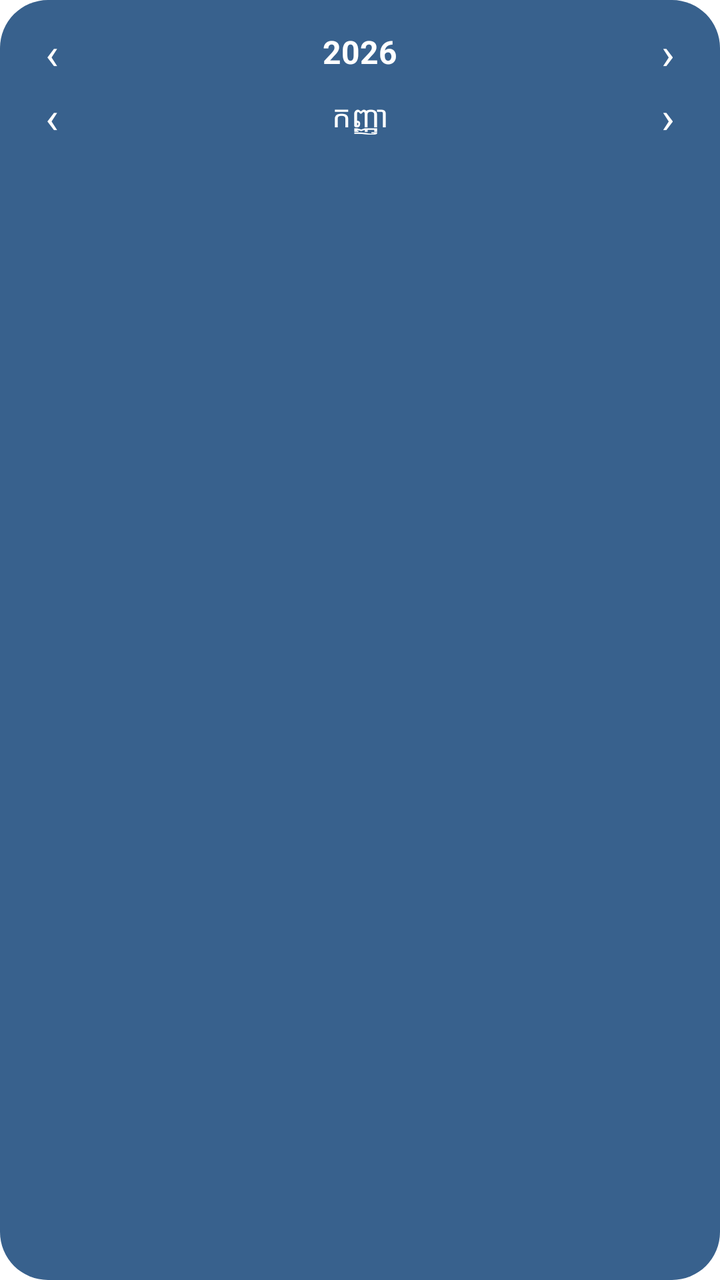
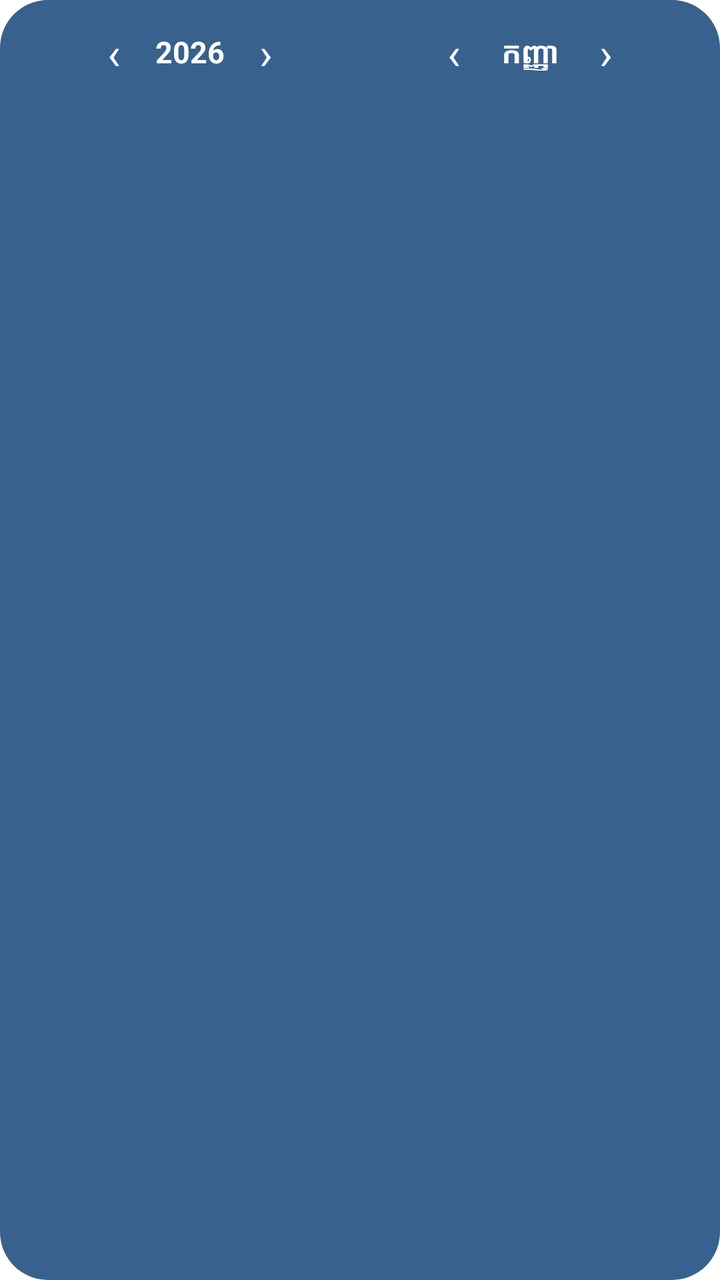

An Android layout rendered at two revisions. The XML below is the earlier revision; the diff shows what the commit changed to produce the second picture.
<!-- AndroidManifest.xml: fallback theme Theme.MaterialComponents.DayNight.NoActionBar -->
<!-- res/layout/khmer_month_widget.xml -->
<?xml version="1.0" encoding="utf-8"?>
<LinearLayout xmlns:android="http://schemas.android.com/apk/res/android"
    android:id="@+id/month_root"
    android:layout_width="match_parent"
    android:layout_height="match_parent"
    android:background="@drawable/widget_background"
    android:orientation="vertical"
    android:padding="10dp">

    <LinearLayout
        android:layout_width="match_parent"
        android:layout_height="wrap_content"
        android:gravity="center_vertical"
        android:orientation="horizontal">
        <TextView android:id="@+id/year_prev" android:layout_width="32dp" android:layout_height="32dp" android:clickable="true" android:focusable="true" android:gravity="center" android:text="‹" android:textColor="#FFFFFFFF" android:textSize="22sp" />
        <TextView android:id="@+id/month_year" android:layout_width="0dp" android:layout_height="wrap_content" android:layout_weight="1" android:gravity="center" android:text="2026" android:textColor="#FFFFFFFF" android:textSize="16sp" android:textStyle="bold" />
        <TextView android:id="@+id/year_next" android:layout_width="32dp" android:layout_height="32dp" android:clickable="true" android:focusable="true" android:gravity="center" android:text="›" android:textColor="#FFFFFFFF" android:textSize="22sp" />
    </LinearLayout>

    <LinearLayout
        android:layout_width="match_parent"
        android:layout_height="wrap_content"
        android:gravity="center_vertical"
        android:orientation="horizontal">
        <TextView android:id="@+id/month_prev" android:layout_width="32dp" android:layout_height="32dp" android:clickable="true" android:focusable="true" android:gravity="center" android:text="‹" android:textColor="#FFFFFFFF" android:textSize="22sp" />
        <TextView android:id="@+id/month_name" android:layout_width="0dp" android:layout_height="wrap_content" android:layout_weight="1" android:gravity="center" android:text="កញ្ញា" android:textColor="#FFFFFFFF" android:textSize="15sp" />
        <TextView android:id="@+id/month_next" android:layout_width="32dp" android:layout_height="32dp" android:clickable="true" android:focusable="true" android:gravity="center" android:text="›" android:textColor="#FFFFFFFF" android:textSize="22sp" />
    </LinearLayout>

    <LinearLayout android:layout_width="match_parent" android:layout_height="18dp" android:orientation="horizontal">
        <TextView
            android:id="@id/head_0"
            android:layout_width="0dp"
            android:layout_height="match_parent"
            android:layout_weight="1"
            android:gravity="center"
            android:textColor="#CCFFFFFF"
            android:textSize="11sp" />
        <TextView
            android:id="@id/head_1"
            android:layout_width="0dp"
            android:layout_height="match_parent"
            android:layout_weight="1"
            android:gravity="center"
            android:textColor="#CCFFFFFF"
            android:textSize="11sp" />
        <TextView
            android:id="@id/head_2"
            android:layout_width="0dp"
            android:layout_height="match_parent"
            android:layout_weight="1"
            android:gravity="center"
            android:textColor="#CCFFFFFF"
            android:textSize="11sp" />
        <TextView
            android:id="@id/head_3"
            android:layout_width="0dp"
            android:layout_height="match_parent"
            android:layout_weight="1"
            android:gravity="center"
            android:textColor="#CCFFFFFF"
            android:textSize="11sp" />
        <TextView
            android:id="@id/head_4"
            android:layout_width="0dp"
            android:layout_height="match_parent"
            android:layout_weight="1"
            android:gravity="center"
            android:textColor="#CCFFFFFF"
            android:textSize="11sp" />
        <TextView
            android:id="@id/head_5"
            android:layout_width="0dp"
            android:layout_height="match_parent"
            android:layout_weight="1"
            android:gravity="center"
            android:textColor="#CCFFFFFF"
            android:textSize="11sp" />
        <TextView
            android:id="@id/head_6"
            android:layout_width="0dp"
            android:layout_height="match_parent"
            android:layout_weight="1"
            android:gravity="center"
            android:textColor="#CCFFFFFF"
            android:textSize="11sp" />
    </LinearLayout>
    <LinearLayout android:layout_width="match_parent" android:layout_height="0dp" android:layout_weight="1" android:orientation="horizontal">
        <TextView
            android:id="@id/cell_0"
            android:layout_width="0dp"
            android:layout_height="match_parent"
            android:layout_weight="1"
            android:gravity="center"
            android:textColor="#FFFFFFFF"
            android:textSize="12sp" />
        <TextView
            android:id="@id/cell_1"
            android:layout_width="0dp"
            android:layout_height="match_parent"
            android:layout_weight="1"
            android:gravity="center"
            android:textColor="#FFFFFFFF"
            android:textSize="12sp" />
        <TextView
            android:id="@id/cell_2"
            android:layout_width="0dp"
            android:layout_height="match_parent"
            android:layout_weight="1"
            android:gravity="center"
            android:textColor="#FFFFFFFF"
            android:textSize="12sp" />
        <TextView
            android:id="@id/cell_3"
            android:layout_width="0dp"
            android:layout_height="match_parent"
            android:layout_weight="1"
            android:gravity="center"
            android:textColor="#FFFFFFFF"
            android:textSize="12sp" />
        <TextView
            android:id="@id/cell_4"
            android:layout_width="0dp"
            android:layout_height="match_parent"
            android:layout_weight="1"
            android:gravity="center"
            android:textColor="#FFFFFFFF"
            android:textSize="12sp" />
        <TextView
            android:id="@id/cell_5"
            android:layout_width="0dp"
            android:layout_height="match_parent"
            android:layout_weight="1"
            android:gravity="center"
            android:textColor="#FFFFFFFF"
            android:textSize="12sp" />
        <TextView
            android:id="@id/cell_6"
            android:layout_width="0dp"
            android:layout_height="match_parent"
            android:layout_weight="1"
            android:gravity="center"
            android:textColor="#FFFFFFFF"
            android:textSize="12sp" />
    </LinearLayout>
    <LinearLayout android:layout_width="match_parent" android:layout_height="0dp" android:layout_weight="1" android:orientation="horizontal">
        <TextView
            android:id="@id/cell_7"
            android:layout_width="0dp"
            android:layout_height="match_parent"
            android:layout_weight="1"
            android:gravity="center"
            android:textColor="#FFFFFFFF"
            android:textSize="12sp" />
        <TextView
            android:id="@id/cell_8"
            android:layout_width="0dp"
            android:layout_height="match_parent"
            android:layout_weight="1"
            android:gravity="center"
            android:textColor="#FFFFFFFF"
            android:textSize="12sp" />
        <TextView
            android:id="@id/cell_9"
            android:layout_width="0dp"
            android:layout_height="match_parent"
            android:layout_weight="1"
            android:gravity="center"
            android:textColor="#FFFFFFFF"
            android:textSize="12sp" />
        <TextView
            android:id="@id/cell_10"
            android:layout_width="0dp"
            android:layout_height="match_parent"
            android:layout_weight="1"
            android:gravity="center"
            android:textColor="#FFFFFFFF"
            android:textSize="12sp" />
        <TextView
            android:id="@id/cell_11"
            android:layout_width="0dp"
            android:layout_height="match_parent"
            android:layout_weight="1"
            android:gravity="center"
            android:textColor="#FFFFFFFF"
            android:textSize="12sp" />
        <TextView
            android:id="@id/cell_12"
            android:layout_width="0dp"
            android:layout_height="match_parent"
            android:layout_weight="1"
            android:gravity="center"
            android:textColor="#FFFFFFFF"
            android:textSize="12sp" />
        <TextView
            android:id="@id/cell_13"
            android:layout_width="0dp"
            android:layout_height="match_parent"
            android:layout_weight="1"
            android:gravity="center"
            android:textColor="#FFFFFFFF"
            android:textSize="12sp" />
    </LinearLayout>
    <LinearLayout android:layout_width="match_parent" android:layout_height="0dp" android:layout_weight="1" android:orientation="horizontal">
        <TextView
            android:id="@id/cell_14"
            android:layout_width="0dp"
            android:layout_height="match_parent"
            android:layout_weight="1"
            android:gravity="center"
            android:textColor="#FFFFFFFF"
            android:textSize="12sp" />
        <TextView
            android:id="@id/cell_15"
            android:layout_width="0dp"
            android:layout_height="match_parent"
            android:layout_weight="1"
            android:gravity="center"
            android:textColor="#FFFFFFFF"
            android:textSize="12sp" />
        <TextView
            android:id="@id/cell_16"
            android:layout_width="0dp"
            android:layout_height="match_parent"
            android:layout_weight="1"
            android:gravity="center"
            android:textColor="#FFFFFFFF"
            android:textSize="12sp" />
        <TextView
            android:id="@id/cell_17"
            android:layout_width="0dp"
            android:layout_height="match_parent"
            android:layout_weight="1"
            android:gravity="center"
            android:textColor="#FFFFFFFF"
            android:textSize="12sp" />
        <TextView
            android:id="@id/cell_18"
            android:layout_width="0dp"
            android:layout_height="match_parent"
            android:layout_weight="1"
            android:gravity="center"
            android:textColor="#FFFFFFFF"
            android:textSize="12sp" />
        <TextView
            android:id="@id/cell_19"
            android:layout_width="0dp"
            android:layout_height="match_parent"
            android:layout_weight="1"
            android:gravity="center"
            android:textColor="#FFFFFFFF"
            android:textSize="12sp" />
        <TextView
            android:id="@id/cell_20"
            android:layout_width="0dp"
            android:layout_height="match_parent"
            android:layout_weight="1"
            android:gravity="center"
            android:textColor="#FFFFFFFF"
            android:textSize="12sp" />
    </LinearLayout>
    <LinearLayout android:layout_width="match_parent" android:layout_height="0dp" android:layout_weight="1" android:orientation="horizontal">
        <TextView
            android:id="@id/cell_21"
            android:layout_width="0dp"
            android:layout_height="match_parent"
            android:layout_weight="1"
            android:gravity="center"
            android:textColor="#FFFFFFFF"
            android:textSize="12sp" />
        <TextView
            android:id="@id/cell_22"
            android:layout_width="0dp"
            android:layout_height="match_parent"
            android:layout_weight="1"
            android:gravity="center"
            android:textColor="#FFFFFFFF"
            android:textSize="12sp" />
        <TextView
            android:id="@id/cell_23"
            android:layout_width="0dp"
            android:layout_height="match_parent"
            android:layout_weight="1"
            android:gravity="center"
            android:textColor="#FFFFFFFF"
            android:textSize="12sp" />
        <TextView
            android:id="@id/cell_24"
            android:layout_width="0dp"
            android:layout_height="match_parent"
            android:layout_weight="1"
            android:gravity="center"
            android:textColor="#FFFFFFFF"
            android:textSize="12sp" />
        <TextView
            android:id="@id/cell_25"
            android:layout_width="0dp"
            android:layout_height="match_parent"
            android:layout_weight="1"
            android:gravity="center"
            android:textColor="#FFFFFFFF"
            android:textSize="12sp" />
        <TextView
            android:id="@id/cell_26"
            android:layout_width="0dp"
            android:layout_height="match_parent"
            android:layout_weight="1"
            android:gravity="center"
            android:textColor="#FFFFFFFF"
            android:textSize="12sp" />
        <TextView
            android:id="@id/cell_27"
            android:layout_width="0dp"
            android:layout_height="match_parent"
            android:layout_weight="1"
            android:gravity="center"
            android:textColor="#FFFFFFFF"
            android:textSize="12sp" />
    </LinearLayout>
    <LinearLayout android:layout_width="match_parent" android:layout_height="0dp" android:layout_weight="1" android:orientation="horizontal">
        <TextView
            android:id="@id/cell_28"
            android:layout_width="0dp"
            android:layout_height="match_parent"
            android:layout_weight="1"
            android:gravity="center"
            android:textColor="#FFFFFFFF"
            android:textSize="12sp" />
        <TextView
            android:id="@id/cell_29"
            android:layout_width="0dp"
            android:layout_height="match_parent"
            android:layout_weight="1"
            android:gravity="center"
            android:textColor="#FFFFFFFF"
            android:textSize="12sp" />
        <TextView
            android:id="@id/cell_30"
            android:layout_width="0dp"
            android:layout_height="match_parent"
            android:layout_weight="1"
            android:gravity="center"
            android:textColor="#FFFFFFFF"
            android:textSize="12sp" />
        <TextView
            android:id="@id/cell_31"
            android:layout_width="0dp"
            android:layout_height="match_parent"
            android:layout_weight="1"
            android:gravity="center"
            android:textColor="#FFFFFFFF"
            android:textSize="12sp" />
        <TextView
            android:id="@id/cell_32"
            android:layout_width="0dp"
            android:layout_height="match_parent"
            android:layout_weight="1"
            android:gravity="center"
            android:textColor="#FFFFFFFF"
            android:textSize="12sp" />
        <TextView
            android:id="@id/cell_33"
            android:layout_width="0dp"
            android:layout_height="match_parent"
            android:layout_weight="1"
            android:gravity="center"
            android:textColor="#FFFFFFFF"
            android:textSize="12sp" />
        <TextView
            android:id="@id/cell_34"
            android:layout_width="0dp"
            android:layout_height="match_parent"
            android:layout_weight="1"
            android:gravity="center"
            android:textColor="#FFFFFFFF"
            android:textSize="12sp" />
    </LinearLayout>
    <LinearLayout android:layout_width="match_parent" android:layout_height="0dp" android:layout_weight="1" android:orientation="horizontal">
        <TextView
            android:id="@id/cell_35"
            android:layout_width="0dp"
            android:layout_height="match_parent"
            android:layout_weight="1"
            android:gravity="center"
            android:textColor="#FFFFFFFF"
            android:textSize="12sp" />
        <TextView
            android:id="@id/cell_36"
            android:layout_width="0dp"
            android:layout_height="match_parent"
            android:layout_weight="1"
            android:gravity="center"
            android:textColor="#FFFFFFFF"
            android:textSize="12sp" />
        <TextView
            android:id="@id/cell_37"
            android:layout_width="0dp"
            android:layout_height="match_parent"
            android:layout_weight="1"
            android:gravity="center"
            android:textColor="#FFFFFFFF"
            android:textSize="12sp" />
        <TextView
            android:id="@id/cell_38"
            android:layout_width="0dp"
            android:layout_height="match_parent"
            android:layout_weight="1"
            android:gravity="center"
            android:textColor="#FFFFFFFF"
            android:textSize="12sp" />
        <TextView
            android:id="@id/cell_39"
            android:layout_width="0dp"
            android:layout_height="match_parent"
            android:layout_weight="1"
            android:gravity="center"
            android:textColor="#FFFFFFFF"
            android:textSize="12sp" />
        <TextView
            android:id="@id/cell_40"
            android:layout_width="0dp"
            android:layout_height="match_parent"
            android:layout_weight="1"
            android:gravity="center"
            android:textColor="#FFFFFFFF"
            android:textSize="12sp" />
        <TextView
            android:id="@id/cell_41"
            android:layout_width="0dp"
            android:layout_height="match_parent"
            android:layout_weight="1"
            android:gravity="center"
            android:textColor="#FFFFFFFF"
            android:textSize="12sp" />
    </LinearLayout>
</LinearLayout>
<!-- resources referenced by this layout -->
<resources>
  <!-- drawable widget_background (drawable) -->
  <?xml version="1.0" encoding="utf-8"?>
  <shape xmlns:android="http://schemas.android.com/apk/res/android" android:shape="rectangle">
      <solid android:color="#FF38618D" />
      <corners android:radius="24dp" />
  </shape>
</resources>

<!-- the commit's change to res/layout/khmer_month_widget.xml (unified diff, before → after) -->
@@ -11,20 +11,30 @@
         android:layout_width="match_parent"
         android:layout_height="wrap_content"
         android:gravity="center_vertical"
-        android:orientation="horizontal">
-        <TextView android:id="@+id/year_prev" android:layout_width="32dp" android:layout_height="32dp" android:clickable="true" android:focusable="true" android:gravity="center" android:text="‹" android:textColor="#FFFFFFFF" android:textSize="22sp" />
-        <TextView android:id="@+id/month_year" android:layout_width="0dp" android:layout_height="wrap_content" android:layout_weight="1" android:gravity="center" android:text="2026" android:textColor="#FFFFFFFF" android:textSize="16sp" android:textStyle="bold" />
-        <TextView android:id="@+id/year_next" android:layout_width="32dp" android:layout_height="32dp" android:clickable="true" android:focusable="true" android:gravity="center" android:text="›" android:textColor="#FFFFFFFF" android:textSize="22sp" />
-    </LinearLayout>
+        android:orientation="horizontal"
+        android:paddingBottom="4dp">
 
-    <LinearLayout
-        android:layout_width="match_parent"
-        android:layout_height="wrap_content"
-        android:gravity="center_vertical"
-        android:orientation="horizontal">
-        <TextView android:id="@+id/month_prev" android:layout_width="32dp" android:layout_height="32dp" android:clickable="true" android:focusable="true" android:gravity="center" android:text="‹" android:textColor="#FFFFFFFF" android:textSize="22sp" />
-        <TextView android:id="@+id/month_name" android:layout_width="0dp" android:layout_height="wrap_content" android:layout_weight="1" android:gravity="center" android:text="កញ្ញា" android:textColor="#FFFFFFFF" android:textSize="15sp" />
-        <TextView android:id="@+id/month_next" android:layout_width="32dp" android:layout_height="32dp" android:clickable="true" android:focusable="true" android:gravity="center" android:text="›" android:textColor="#FFFFFFFF" android:textSize="22sp" />
+        <LinearLayout
+            android:layout_width="0dp"
+            android:layout_height="wrap_content"
+            android:layout_weight="1"
+            android:gravity="center"
+            android:orientation="horizontal">
+            <TextView android:id="@+id/year_prev" android:layout_width="28dp" android:layout_height="32dp" android:clickable="true" android:focusable="true" android:gravity="center" android:text="‹" android:textColor="#FFFFFFFF" android:textSize="22sp" />
+            <TextView android:id="@+id/month_year" android:layout_width="wrap_content" android:layout_height="wrap_content" android:gravity="center" android:minWidth="48dp" android:text="2026" android:textColor="#FFFFFFFF" android:textSize="15sp" android:textStyle="bold" />
+            <TextView android:id="@+id/year_next" android:layout_width="28dp" android:layout_height="32dp" android:clickable="true" android:focusable="true" android:gravity="center" android:text="›" android:textColor="#FFFFFFFF" android:textSize="22sp" />
+        </LinearLayout>
+
+        <LinearLayout
+            android:layout_width="0dp"
+            android:layout_height="wrap_content"
+            android:layout_weight="1"
+            android:gravity="center"
+            android:orientation="horizontal">
+            <TextView android:id="@+id/month_prev" android:layout_width="28dp" android:layout_height="32dp" android:clickable="true" android:focusable="true" android:gravity="center" android:text="‹" android:textColor="#FFFFFFFF" android:textSize="22sp" />
+            <TextView android:id="@+id/month_name" android:layout_width="wrap_content" android:layout_height="wrap_content" android:ellipsize="end" android:gravity="center" android:maxLines="1" android:minWidth="48dp" android:text="កញ្ញា" android:textColor="#FFFFFFFF" android:textSize="15sp" android:textStyle="bold" />
+            <TextView android:id="@+id/month_next" android:layout_width="28dp" android:layout_height="32dp" android:clickable="true" android:focusable="true" android:gravity="center" android:text="›" android:textColor="#FFFFFFFF" android:textSize="22sp" />
+        </LinearLayout>
     </LinearLayout>
 
     <LinearLayout android:layout_width="match_parent" android:layout_height="18dp" android:orientation="horizontal">
@@ -92,6 +102,7 @@
             android:layout_height="match_parent"
             android:layout_weight="1"
             android:gravity="center"
+            android:maxLines="2"
             android:textColor="#FFFFFFFF"
             android:textSize="12sp" />
         <TextView
@@ -100,6 +111,7 @@
             android:layout_height="match_parent"
             android:layout_weight="1"
             android:gravity="center"
+            android:maxLines="2"
             android:textColor="#FFFFFFFF"
             android:textSize="12sp" />
         <TextView
@@ -108,6 +120,7 @@
             android:layout_height="match_parent"
             android:layout_weight="1"
             android:gravity="center"
+            android:maxLines="2"
             android:textColor="#FFFFFFFF"
             android:textSize="12sp" />
         <TextView
@@ -116,6 +129,7 @@
             android:layout_height="match_parent"
             android:layout_weight="1"
             android:gravity="center"
+            android:maxLines="2"
             android:textColor="#FFFFFFFF"
             android:textSize="12sp" />
         <TextView
@@ -124,6 +138,7 @@
             android:layout_height="match_parent"
             android:layout_weight="1"
             android:gravity="center"
+            android:maxLines="2"
             android:textColor="#FFFFFFFF"
             android:textSize="12sp" />
         <TextView
@@ -132,6 +147,7 @@
             android:layout_height="match_parent"
             android:layout_weight="1"
             android:gravity="center"
+            android:maxLines="2"
             android:textColor="#FFFFFFFF"
             android:textSize="12sp" />
         <TextView
@@ -140,6 +156,7 @@
             android:layout_height="match_parent"
             android:layout_weight="1"
             android:gravity="center"
+            android:maxLines="2"
             android:textColor="#FFFFFFFF"
             android:textSize="12sp" />
     </LinearLayout>
@@ -150,6 +167,7 @@
             android:layout_height="match_parent"
             android:layout_weight="1"
             android:gravity="center"
+            android:maxLines="2"
             android:textColor="#FFFFFFFF"
             android:textSize="12sp" />
         <TextView
@@ -158,6 +176,7 @@
             android:layout_height="match_parent"
             android:layout_weight="1"
             android:gravity="center"
+            android:maxLines="2"
             android:textColor="#FFFFFFFF"
             android:textSize="12sp" />
         <TextView
@@ -166,6 +185,7 @@
             android:layout_height="match_parent"
             android:layout_weight="1"
             android:gravity="center"
+            android:maxLines="2"
             android:textColor="#FFFFFFFF"
             android:textSize="12sp" />
         <TextView
@@ -174,6 +194,7 @@
             android:layout_height="match_parent"
             android:layout_weight="1"
             android:gravity="center"
+            android:maxLines="2"
             android:textColor="#FFFFFFFF"
             android:textSize="12sp" />
         <TextView
@@ -182,6 +203,7 @@
             android:layout_height="match_parent"
             android:layout_weight="1"
             android:gravity="center"
+            android:maxLines="2"
             android:textColor="#FFFFFFFF"
             android:textSize="12sp" />
         <TextView
@@ -190,6 +212,7 @@
             android:layout_height="match_parent"
             android:layout_weight="1"
             android:gravity="center"
+            android:maxLines="2"
             android:textColor="#FFFFFFFF"
             android:textSize="12sp" />
         <TextView
@@ -198,6 +221,7 @@
             android:layout_height="match_parent"
             android:layout_weight="1"
             android:gravity="center"
+            android:maxLines="2"
             android:textColor="#FFFFFFFF"
             android:textSize="12sp" />
     </LinearLayout>
@@ -208,6 +232,7 @@
             android:layout_height="match_parent"
             android:layout_weight="1"
             android:gravity="center"
+            android:maxLines="2"
             android:textColor="#FFFFFFFF"
             android:textSize="12sp" />
         <TextView
@@ -216,6 +241,7 @@
             android:layout_height="match_parent"
             android:layout_weight="1"
             android:gravity="center"
+            android:maxLines="2"
             android:textColor="#FFFFFFFF"
             android:textSize="12sp" />
         <TextView
@@ -224,6 +250,7 @@
             android:layout_height="match_parent"
             android:layout_weight="1"
             android:gravity="center"
+            android:maxLines="2"
             android:textColor="#FFFFFFFF"
             android:textSize="12sp" />
         <TextView
@@ -232,6 +259,7 @@
             android:layout_height="match_parent"
             android:layout_weight="1"
             android:gravity="center"
+            android:maxLines="2"
             android:textColor="#FFFFFFFF"
             android:textSize="12sp" />
         <TextView
@@ -240,6 +268,7 @@
             android:layout_height="match_parent"
             android:layout_weight="1"
             android:gravity="center"
+            android:maxLines="2"
             android:textColor="#FFFFFFFF"
             android:textSize="12sp" />
         <TextView
@@ -248,6 +277,7 @@
             android:layout_height="match_parent"
             android:layout_weight="1"
             android:gravity="center"
+            android:maxLines="2"
             android:textColor="#FFFFFFFF"
             android:textSize="12sp" />
         <TextView
@@ -256,6 +286,7 @@
             android:layout_height="match_parent"
             android:layout_weight="1"
             android:gravity="center"
+            android:maxLines="2"
             android:textColor="#FFFFFFFF"
             android:textSize="12sp" />
     </LinearLayout>
@@ -266,6 +297,7 @@
             android:layout_height="match_parent"
             android:layout_weight="1"
             android:gravity="center"
+            android:maxLines="2"
             android:textColor="#FFFFFFFF"
             android:textSize="12sp" />
         <TextView
@@ -274,6 +306,7 @@
             android:layout_height="match_parent"
             android:layout_weight="1"
             android:gravity="center"
+            android:maxLines="2"
             android:textColor="#FFFFFFFF"
             android:textSize="12sp" />
         <TextView
@@ -282,6 +315,7 @@
             android:layout_height="match_parent"
             android:layout_weight="1"
             android:gravity="center"
+            android:maxLines="2"
             android:textColor="#FFFFFFFF"
             android:textSize="12sp" />
         <TextView
@@ -290,6 +324,7 @@
             android:layout_height="match_parent"
             android:layout_weight="1"
             android:gravity="center"
+            android:maxLines="2"
             android:textColor="#FFFFFFFF"
             android:textSize="12sp" />
         <TextView
@@ -298,6 +333,7 @@
             android:layout_height="match_parent"
             android:layout_weight="1"
             android:gravity="center"
+            android:maxLines="2"
             android:textColor="#FFFFFFFF"
             android:textSize="12sp" />
         <TextView
@@ -306,6 +342,7 @@
             android:layout_height="match_parent"
             android:layout_weight="1"
             android:gravity="center"
+            android:maxLines="2"
             android:textColor="#FFFFFFFF"
             android:textSize="12sp" />
         <TextView
@@ -314,6 +351,7 @@
             android:layout_height="match_parent"
             android:layout_weight="1"
             android:gravity="center"
+            android:maxLines="2"
             android:textColor="#FFFFFFFF"
             android:textSize="12sp" />
     </LinearLayout>
@@ -324,6 +362,7 @@
             android:layout_height="match_parent"
             android:layout_weight="1"
             android:gravity="center"
+            android:maxLines="2"
             android:textColor="#FFFFFFFF"
             android:textSize="12sp" />
         <TextView
@@ -332,6 +371,7 @@
             android:layout_height="match_parent"
             android:layout_weight="1"
             android:gravity="center"
+            android:maxLines="2"
             android:textColor="#FFFFFFFF"
             android:textSize="12sp" />
         <TextView
@@ -340,6 +380,7 @@
             android:layout_height="match_parent"
             android:layout_weight="1"
             android:gravity="center"
+            android:maxLines="2"
             android:textColor="#FFFFFFFF"
             android:textSize="12sp" />
         <TextView
@@ -348,6 +389,7 @@
             android:layout_height="match_parent"
             android:layout_weight="1"
             android:gravity="center"
+            android:maxLines="2"
             android:textColor="#FFFFFFFF"
             android:textSize="12sp" />
         <TextView
@@ -356,6 +398,7 @@
             android:layout_height="match_parent"
             android:layout_weight="1"
             android:gravity="center"
+            android:maxLines="2"
             android:textColor="#FFFFFFFF"
             android:textSize="12sp" />
         <TextView
@@ -364,6 +407,7 @@
             android:layout_height="match_parent"
             android:layout_weight="1"
             android:gravity="center"
+            android:maxLines="2"
             android:textColor="#FFFFFFFF"
             android:textSize="12sp" />
         <TextView
@@ -372,6 +416,7 @@
             android:layout_height="match_parent"
             android:layout_weight="1"
             android:gravity="center"
+            android:maxLines="2"
             android:textColor="#FFFFFFFF"
             android:textSize="12sp" />
     </LinearLayout>
@@ -382,6 +427,7 @@
             android:layout_height="match_parent"
             android:layout_weight="1"
             android:gravity="center"
+            android:maxLines="2"
             android:textColor="#FFFFFFFF"
             android:textSize="12sp" />
         <TextView
@@ -390,6 +436,7 @@
             android:layout_height="match_parent"
             android:layout_weight="1"
             android:gravity="center"
+            android:maxLines="2"
             android:textColor="#FFFFFFFF"
             android:textSize="12sp" />
         <TextView
@@ -398,6 +445,7 @@
             android:layout_height="match_parent"
             android:layout_weight="1"
             android:gravity="center"
+            android:maxLines="2"
             android:textColor="#FFFFFFFF"
             android:textSize="12sp" />
         <TextView
@@ -406,6 +454,7 @@
             android:layout_height="match_parent"
             android:layout_weight="1"
             android:gravity="center"
+            android:maxLines="2"
             android:textColor="#FFFFFFFF"
             android:textSize="12sp" />
         <TextView
@@ -414,6 +463,7 @@
             android:layout_height="match_parent"
             android:layout_weight="1"
             android:gravity="center"
+            android:maxLines="2"
             android:textColor="#FFFFFFFF"
             android:textSize="12sp" />
         <TextView
@@ -422,6 +472,7 @@
             android:layout_height="match_parent"
             android:layout_weight="1"
             android:gravity="center"
+            android:maxLines="2"
             android:textColor="#FFFFFFFF"
             android:textSize="12sp" />
         <TextView
@@ -430,6 +481,7 @@
             android:layout_height="match_parent"
             android:layout_weight="1"
             android:gravity="center"
+            android:maxLines="2"
             android:textColor="#FFFFFFFF"
             android:textSize="12sp" />
     </LinearLayout>
